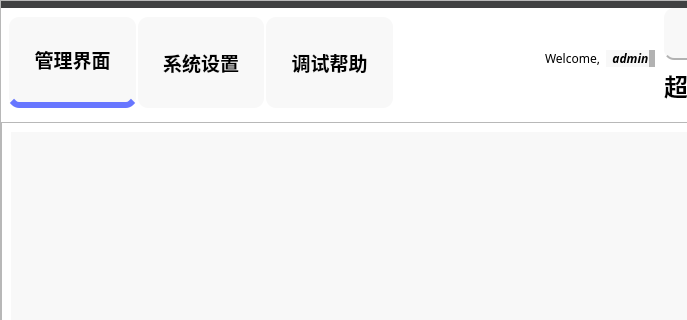
Before: the Qt Designer form main/mainwidget.ui in ylxcvvan/Supermarket-Commodity-Management-System, drawn with Qt 5; both pictures show x 0 to 687 and y 0 to 320 of the 905 by 724 pixel window.
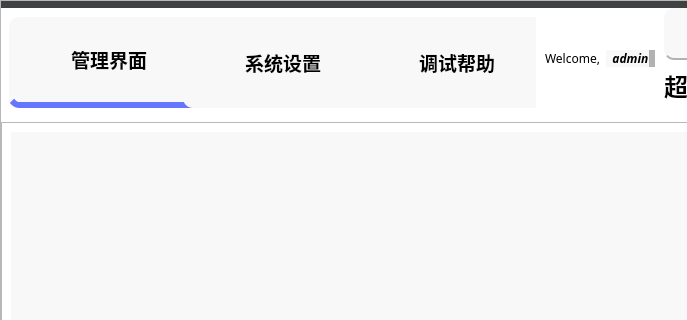
After: the same form once the commit is applied. Icons and pictures are not drawn. Custom widgets are drawn as their Qt base class.

The edit to the form file:
```diff
--- a/main/mainwidget.ui
+++ b/main/mainwidget.ui
@@ -130,7 +130,7 @@
               </property>
               <property name="minimumSize">
                <size>
-                <width>120</width>
+                <width>200</width>
                 <height>90</height>
                </size>
               </property>
@@ -194,7 +194,7 @@
               </property>
               <property name="minimumSize">
                <size>
-                <width>120</width>
+                <width>200</width>
                 <height>90</height>
                </size>
               </property>
@@ -352,7 +352,7 @@
               </property>
               <property name="minimumSize">
                <size>
-                <width>120</width>
+                <width>200</width>
                 <height>90</height>
                </size>
               </property>
```
